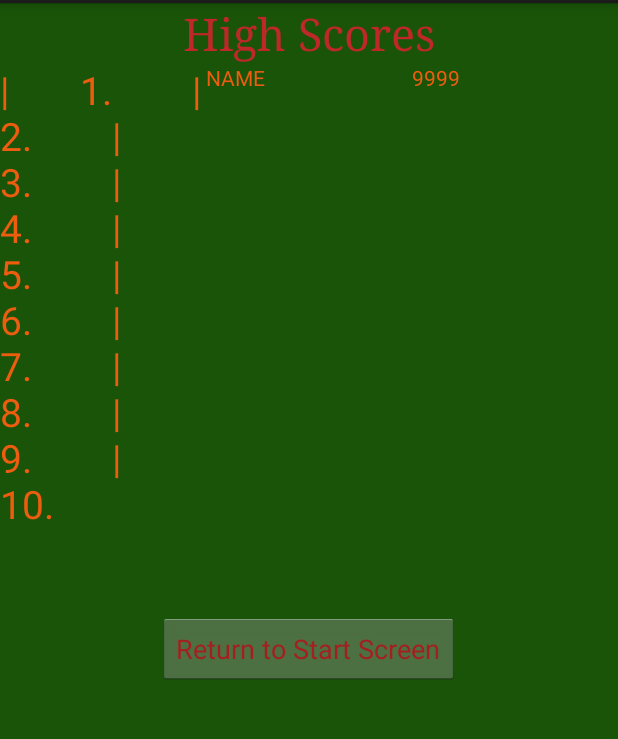
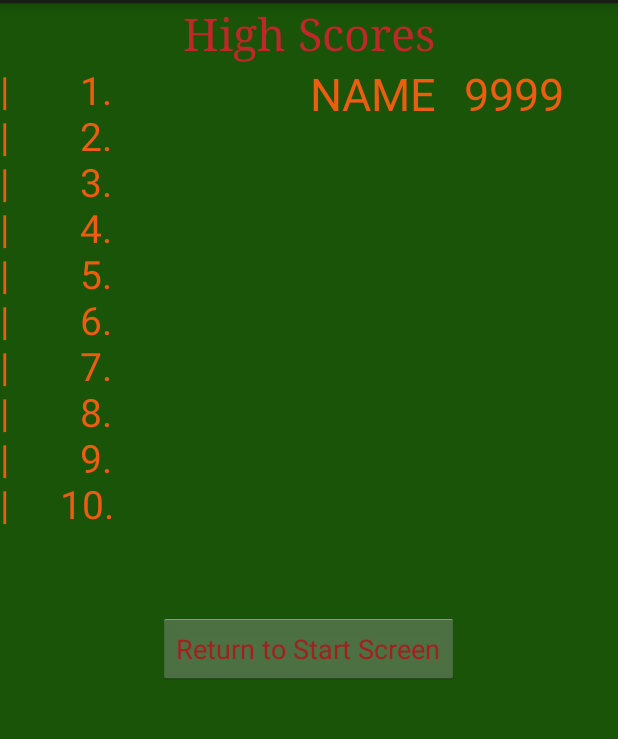
Before and after one commit to Coel625/BlackJack_Assignment1, an Android app: the HighscoreActivity screen opened directly, with no data from a screen before it, on a phone screen of 412 x 824 dp, the part 69-808 px from its top. Run offline under Robolectric (Android 15) with nearby library versions, the phone set to English and light mode, and no system bars.

Commit message:
Added a spot for trophy and ribbon images

```diff
--- a/app/src/main/res/layout/activity_highscore.xml
+++ b/app/src/main/res/layout/activity_highscore.xml
@@ -40,6 +40,12 @@
 
         <LinearLayout
             android:layout_width="match_parent"
+            android:layout_height="match_parent"
+            android:layout_weight="1"
+            android:orientation="vertical"></LinearLayout>
+
+        <LinearLayout
+            android:layout_width="match_parent"
             android:layout_height="wrap_content"
             android:layout_weight="1"
             android:orientation="vertical">
@@ -49,7 +55,8 @@
                 android:layout_width="match_parent"
                 android:layout_height="wrap_content"
                 android:text="NAME"
-                android:textColor="#ec5d10" />
+                android:textColor="#ec5d10"
+                android:textSize="30sp" />
         </LinearLayout>
 
         <LinearLayout
@@ -63,7 +70,8 @@
                 android:layout_width="match_parent"
                 android:layout_height="wrap_content"
                 android:text="9999"
-                android:textColor="#ec5d10" />
+                android:textColor="#ec5d10"
+                android:textSize="30sp" />
         </LinearLayout>
 
     </LinearLayout>
```
